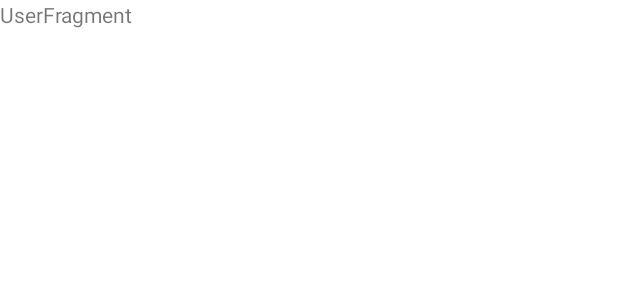
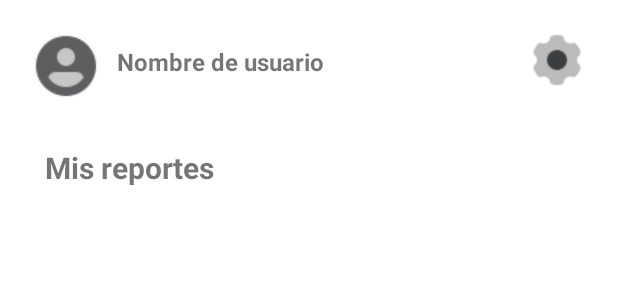
Before and after one commit to luisedgtz/android-rufino-tamayo, an Android app: the layout fragment_user.xml on its own in the app's theme, with its tools: preview values and no code run, on a phone screen of 412 x 824 dp. Shown: the top 300 px of the screen. Run offline under Robolectric (Android 15) with nearby library versions, the phone set to English and light mode, and no system bars; network calls fail.

Commit message:
started working on user, basic layout done. To retrieve data from api for name and reports

```diff
--- a/app/src/main/java/com/example/parquerufinotamayo/controller/UserFragment.kt
+++ b/app/src/main/java/com/example/parquerufinotamayo/controller/UserFragment.kt
@@ -4,6 +4,8 @@ import android.os.Bundle
 import androidx.fragment.app.Fragment
 import android.view.LayoutInflater
 import android.view.View
+import android.widget.ImageView
+import android.widget.Toast
 import android.view.ViewGroup
 import com.example.parquerufinotamayo.R
 
@@ -13,4 +15,6 @@ class UserFragment : Fragment() {
         // Inflate the layout for this fragment
         return inflater.inflate(R.layout.fragment_user, container, false)
     }
+
+
 }
--- a/app/src/main/res/layout/activity_main.xml
+++ b/app/src/main/res/layout/activity_main.xml
@@ -6,12 +6,13 @@
     android:layout_width="match_parent"
     android:layout_height="match_parent"
     tools:context=".controller.MainActivity">
+
     <FrameLayout
+        android:id="@+id/flContainer"
         android:layout_width="match_parent"
-        android:layout_height="wrap_content"
-        android:id="@+id/flContainer"
+        android:layout_height="match_parent"
         android:layout_above="@+id/bottom_navigation"
-        android:layout_marginBottom="0dp"/>
+        android:layout_marginBottom="0dp" />
 
     <com.google.android.material.bottomnavigation.BottomNavigationView
         android:layout_width="match_parent"
--- a/app/src/main/res/layout/fragment_user.xml
+++ b/app/src/main/res/layout/fragment_user.xml
@@ -1,14 +1,65 @@
 <?xml version="1.0" encoding="utf-8"?>
 <FrameLayout xmlns:android="http://schemas.android.com/apk/res/android"
+    xmlns:app="http://schemas.android.com/apk/res-auto"
     xmlns:tools="http://schemas.android.com/tools"
     android:layout_width="match_parent"
     android:layout_height="match_parent"
     tools:context=".controller.UserFragment">
 
     <!-- TODO: Update blank fragment layout -->
-    <TextView
+
+    <androidx.constraintlayout.widget.ConstraintLayout
         android:layout_width="match_parent"
-        android:layout_height="match_parent"
-        android:text="UserFragment" />
+        android:layout_height="match_parent">
+
+        <ImageView
+            android:id="@+id/imageView3"
+            android:layout_width="41dp"
+            android:layout_height="40dp"
+            android:layout_marginTop="20dp"
+            android:layout_marginEnd="20dp"
+            android:src="@drawable/settings_48px"
+            app:layout_constraintEnd_toEndOf="parent"
+            app:layout_constraintTop_toTopOf="parent" />
+
+        <ImageView
+            android:id="@+id/imageView4"
+            android:layout_width="wrap_content"
+            android:layout_height="wrap_content"
+            android:layout_marginStart="20dp"
+            android:layout_marginTop="20dp"
+            android:src="@drawable/icons8_test_account_48px"
+            app:layout_constraintStart_toStartOf="parent"
+            app:layout_constraintTop_toTopOf="parent" />
+
+        <TextView
+            android:id="@+id/textView8"
+            android:layout_width="wrap_content"
+            android:layout_height="wrap_content"
+            android:layout_marginStart="10dp"
+            android:layout_marginTop="30dp"
+            android:text="Nombre de usuario"
+            android:textSize="16sp"
+            android:textStyle="bold"
+            app:layout_constraintEnd_toStartOf="@+id/imageView3"
+            app:layout_constraintHorizontal_bias="0.0"
+            app:layout_constraintStart_toEndOf="@+id/imageView4"
+            app:layout_constraintTop_toTopOf="parent" />
+
+        <TextView
+            android:id="@+id/textView10"
+            android:layout_width="wrap_content"
+            android:layout_height="wrap_content"
+            android:layout_marginStart="30dp"
+            android:layout_marginTop="30dp"
+            android:text="Mis reportes"
+            android:textSize="20sp"
+            android:textStyle="bold"
+            app:layout_constraintEnd_toEndOf="parent"
+            app:layout_constraintHorizontal_bias="0.0"
+            app:layout_constraintStart_toStartOf="parent"
+            app:layout_constraintTop_toBottomOf="@+id/imageView4" />
+
+    </androidx.constraintlayout.widget.ConstraintLayout>
 
 </FrameLayout>
```
Also changed, not shown: app/src/main/res/drawable/icons8_settings_48px_6.png (added), app/src/main/res/drawable/icons8_test_account_48px.png (added), app/src/main/res/drawable/settings_48px.png (added).
